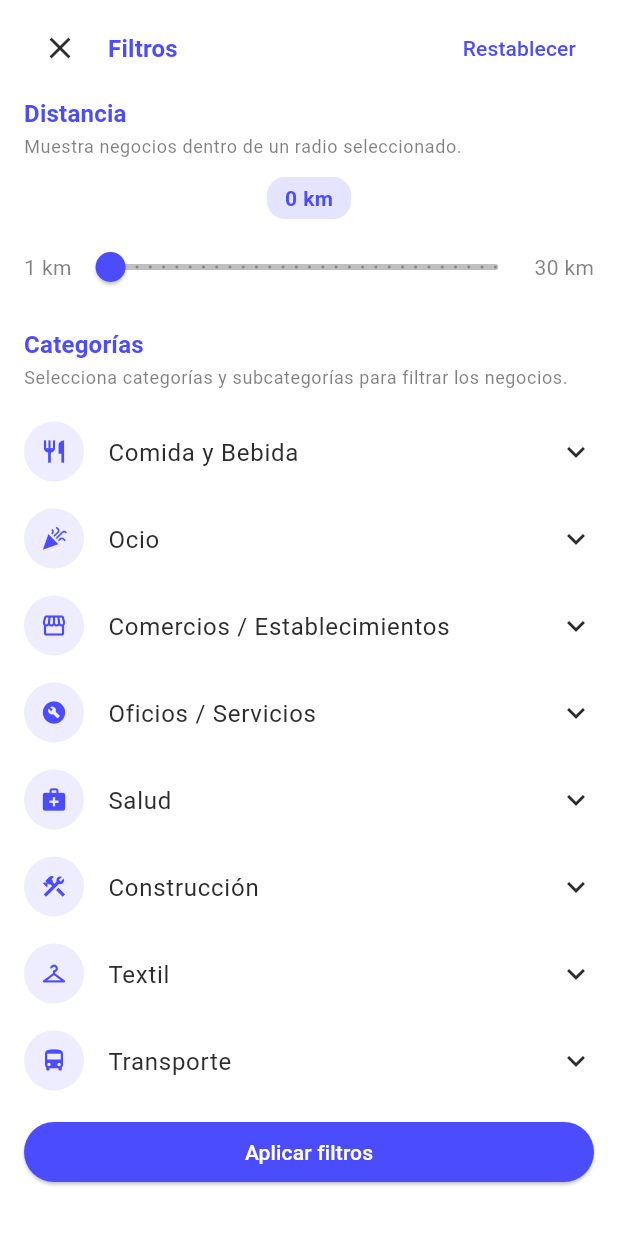
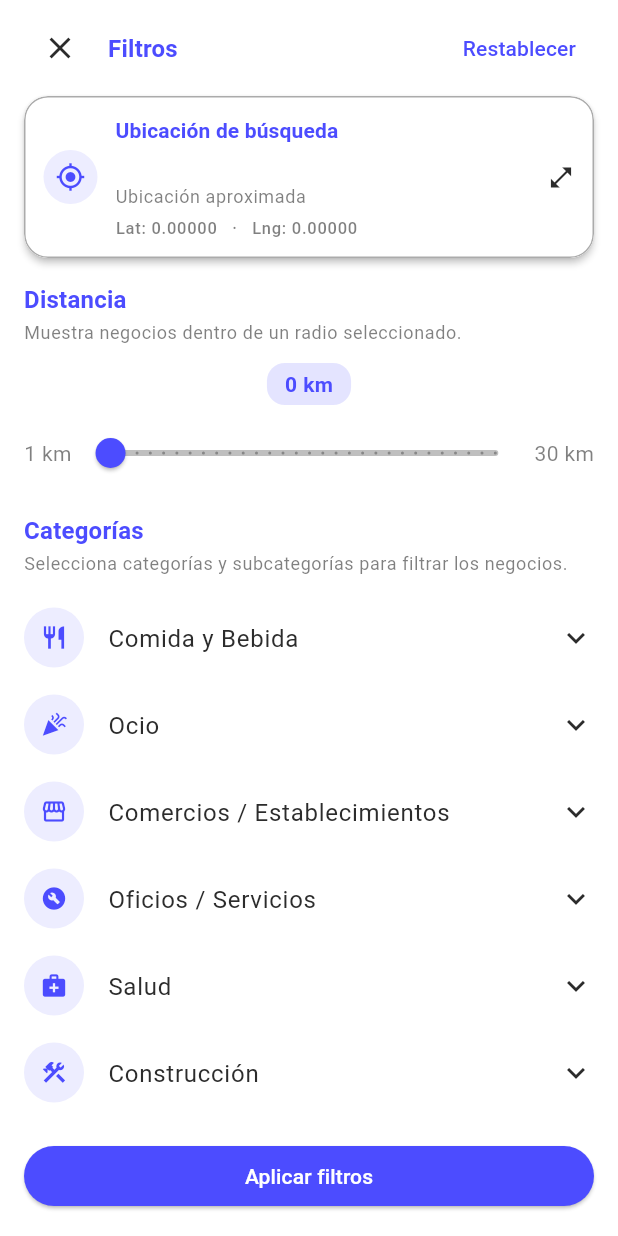
Before and after one commit to miku3ln/meetclic_app, a Flutter app: the BusinessFiltersBottomSheetOrganism widget shown alone on an empty page, opened directly with empty values, on a phone screen of 412 x 824 dp. Run offline on Flutter 3.47's test engine with Material 3 defaults, Android fonts, the light colour scheme and no system bars; our stand-ins replace app_links, dio, easy_localization, fl_chart, flutter_cache_manager, flutter_map and 11 more; missing offline and left inert: flutter_map_marker_popup, image_gallery_saver_plus, model_viewer_plus, record; accounts and stored records are empty; network calls fail; project files that could hold a hidden picture were left out.

Commit message:
ready filters view gps

```diff
--- /dev/null
+++ b/lib/presentation/pages/business_map_page/models/search_location_info_model.dart
@@ -0,0 +1,25 @@
+class SearchLocationInfoModel {
+  final double latitude;
+  final double longitude;
+
+  /// Nombre de la calle o dirección corta
+  final String? street;
+
+  /// Ciudad / cantón
+  final String? city;
+
+  /// Provincia / estado
+  final String? state;
+
+  /// País (opcional)
+  final String? country;
+
+  const SearchLocationInfoModel({
+    required this.latitude,
+    required this.longitude,
+    this.street,
+    this.city,
+    this.state,
+    this.country,
+  });
+}
--- /dev/null
+++ b/lib/presentation/pages/business_map_page/services/geocoding_location_service.dart
@@ -0,0 +1,81 @@
+import 'dart:convert';
+
+import 'package:flutter/foundation.dart';
+import 'package:geocoding/geocoding.dart';
+import 'package:http/http.dart' as http;
+
+import '../models/search_location_info_model.dart';
+
+class GeocodingLocationService {
+  Future<SearchLocationInfoModel> getLocationInfoFromCoordinates(
+    double lat,
+    double lng,
+  ) async {
+    if (kIsWeb) {
+      // 🌐 Fallback para web usando OpenStreetMap / Nominatim
+      return _getFromNominatim(lat, lng);
+    }
+
+    // 📱 Android / iOS / otros soportados
+    try {
+      final placemarks = await placemarkFromCoordinates(lat, lng);
+      if (placemarks.isEmpty) {
+        return SearchLocationInfoModel(latitude: lat, longitude: lng);
+      }
+      final place = placemarks.first;
+
+      return SearchLocationInfoModel(
+        latitude: lat,
+        longitude: lng,
+        street: place.street,
+        city: place.locality ?? place.subAdministrativeArea,
+        state: place.administrativeArea,
+        country: place.country,
+      );
+    } catch (e) {
+      print('❌ Error geocoding nativo: $e');
+      return SearchLocationInfoModel(latitude: lat, longitude: lng);
+    }
+  }
+
+  Future<SearchLocationInfoModel> _getFromNominatim(
+    double lat,
+    double lng,
+  ) async {
+    try {
+      final url = Uri.parse(
+        'https://nominatim.openstreetmap.org/reverse'
+        '?format=jsonv2&lat=$lat&lon=$lng&addressdetails=1',
+      );
+
+      final response = await http.get(
+        url,
+        headers: {'User-Agent': 'meetclic-app/1.0'},
+      );
+
+      if (response.statusCode != 200) {
+        print('⚠️ Nominatim status: ${response.statusCode}');
+        return SearchLocationInfoModel(latitude: lat, longitude: lng);
+      }
+
+      final data = jsonDecode(response.body);
+      final address = data['address'] ?? {};
+
+      return SearchLocationInfoModel(
+        latitude: lat,
+        longitude: lng,
+        street: address['road'],
+        city:
+            address['city'] ??
+            address['town'] ??
+            address['village'] ??
+            address['suburb'],
+        state: address['state'],
+        country: address['country'],
+      );
+    } catch (e) {
+      print('❌ Error en Nominatim: $e');
+      return SearchLocationInfoModel(latitude: lat, longitude: lng);
+    }
+  }
+}
--- a/lib/presentation/pages/business_map_page/state/business_filters_state.dart
+++ b/lib/presentation/pages/business_map_page/state/business_filters_state.dart
@@ -1,29 +1,35 @@
+import '../models/search_location_info_model.dart';
+
 class BusinessFiltersState {
   final String searchQuery;
   final double radiusKm;
   final List<String> categoriesIds;
-
+  final SearchLocationInfoModel? currentLocationInfo;
   const BusinessFiltersState({
     required this.searchQuery,
     required this.radiusKm,
     required this.categoriesIds,
+    required this.currentLocationInfo,
   });
 
   factory BusinessFiltersState.initial() => const BusinessFiltersState(
     searchQuery: '',
     radiusKm: 10, // km por defecto
     categoriesIds: [],
+    currentLocationInfo: null,
   );
 
   BusinessFiltersState copyWith({
     String? searchQuery,
     double? radiusKm,
     List<String>? categoriesIds,
+    SearchLocationInfoModel? currentLocationInfo,
   }) {
     return BusinessFiltersState(
       searchQuery: searchQuery ?? this.searchQuery,
       radiusKm: radiusKm ?? this.radiusKm,
       categoriesIds: categoriesIds ?? this.categoriesIds,
+      currentLocationInfo: currentLocationInfo ?? this.currentLocationInfo,
     );
   }
 }
--- /dev/null
+++ b/lib/presentation/pages/business_map_page/widgets/molecules/search_location_summary_card_molecule.dart
@@ -0,0 +1,103 @@
+import 'package:flutter/material.dart';
+
+import '../../models/search_location_info_model.dart';
+import '../../theme/business_filters_colors.dart';
+
+/// --------------------------------------------------------------
+/// Card “cerrada” que se ve dentro del BottomSheet
+/// --------------------------------------------------------------
+class SearchLocationSummaryCard extends StatelessWidget {
+  final SearchLocationInfoModel info;
+  final BusinessFiltersColors colors;
+  final VoidCallback onTap;
+
+  const SearchLocationSummaryCard({
+    required this.info,
+    required this.colors,
+    required this.onTap,
+  });
+
+  @override
+  Widget build(BuildContext context) {
+    final theme = Theme.of(context);
+
+    final street = info.street ?? 'Dirección no disponible';
+    final parts = <String>[];
+    if ((info.city ?? '').isNotEmpty) parts.add(info.city!);
+    if ((info.state ?? '').isNotEmpty) parts.add(info.state!);
+    if ((info.country ?? '').isNotEmpty) parts.add(info.country!);
+    final locationLine = parts.isNotEmpty
+        ? parts.join(', ')
+        : 'Ubicación aproximada';
+
+    return InkWell(
+      borderRadius: BorderRadius.circular(16),
+      onTap: onTap,
+      child: Container(
+        width: double.infinity,
+        padding: const EdgeInsets.all(12),
+        decoration: BoxDecoration(
+          color: colors.headerBackgroundColor,
+          borderRadius: BorderRadius.circular(16),
+          border: Border.all(
+            color: colors.distanceSliderInactiveColor.withOpacity(0.4),
+          ),
+        ),
+        child: Row(
+          children: [
+            Container(
+              padding: const EdgeInsets.all(8),
+              decoration: BoxDecoration(
+                color: colors.distanceSliderActiveColor.withOpacity(0.1),
+                shape: BoxShape.circle,
+              ),
+              child: Icon(
+                Icons.my_location,
+                color: colors.distanceSliderActiveColor,
+                size: 20,
+              ),
+            ),
+            const SizedBox(width: 12),
+            Expanded(
+              child: Column(
+                crossAxisAlignment: CrossAxisAlignment.start,
+                children: [
+                  Text(
+                    'Ubicación de búsqueda',
+                    style: theme.textTheme.titleSmall?.copyWith(
+                      fontWeight: FontWeight.w600,
+                      color: colors.categoriesTitleColor,
+                    ),
+                  ),
+                  const SizedBox(height: 4),
+                  Text(
+                    street,
+                    style: theme.textTheme.bodyMedium?.copyWith(
+                      fontWeight: FontWeight.w500,
+                      color: colors.distanceTitleColor,
+                    ),
+                  ),
+                  const SizedBox(height: 2),
+                  Text(
+                    locationLine,
+                    style: theme.textTheme.bodySmall?.copyWith(
+                      color: colors.categoriesSubtitleColor,
+                    ),
+                  ),
+                  const SizedBox(height: 6),
+                  Text(
+                    'Lat: ${info.latitude.toStringAsFixed(5)}   ·   Lng: ${info.longitude.toStringAsFixed(5)}',
+                    style: theme.textTheme.labelSmall?.copyWith(
+                      color: colors.distanceLabelColor,
+                    ),
+                  ),
+                ],
+              ),
+            ),
+            const Icon(Icons.open_in_full, size: 18),
+          ],
+        ),
+      ),
+    );
+  }
+}
--- a/lib/presentation/pages/business_map_page/widgets/organisms/business_filters_bottom_sheet_organism.dart
+++ b/lib/presentation/pages/business_map_page/widgets/organisms/business_filters_bottom_sheet_organism.dart
@@ -1,9 +1,13 @@
+import 'package:animations/animations.dart';
 import 'package:flutter/material.dart';
+import 'package:meetclic_app/presentation/pages/business_map_page/widgets/organisms/search_location_detail_organism.dart';
 
 import '../../models/filter_category_model.dart';
+import '../../models/search_location_info_model.dart';
 import '../../state/business_filters_state.dart';
 import '../../theme/business_filters_colors.dart';
 import '../molecules/category_expansion_molecule.dart';
+import '../molecules/search_location_summary_card_molecule.dart';
 
 class BusinessFiltersBottomSheetOrganism extends StatefulWidget {
   final BusinessFiltersState initialState;
@@ -24,7 +28,8 @@ class _BusinessFiltersBottomSheetOrganismState
     extends State<BusinessFiltersBottomSheetOrganism> {
   late double _radiusKm;
   late Set<String> _selectedSubcategoryIds;
-
+  SearchLocationInfoModel? get _locationInfo =>
+      widget.initialState.currentLocationInfo;
   @override
   void initState() {
     super.initState();
@@ -107,6 +112,40 @@ class _BusinessFiltersBottomSheetOrganismState
                 ],
               ),
               const SizedBox(height: 8),
+
+              // =====================================================
+              // 🌍 SECCIÓN PRINCIPAL: UBICACIÓN DE BÚSQUEDA
+              // Card que se expande a pantalla completa (parent-child)
+              // =====================================================
+              if (_locationInfo != null) ...[
+                OpenContainer(
+                  transitionType: ContainerTransitionType.fadeThrough,
+                  closedElevation: 2,
+                  openElevation: 0,
+                  closedShape: RoundedRectangleBorder(
+                    borderRadius: BorderRadius.circular(16),
+                  ),
+                  openShape: const RoundedRectangleBorder(
+                    borderRadius: BorderRadius.zero,
+                  ),
+                  closedColor: colors.headerBackgroundColor,
+                  openColor: theme.scaffoldBackgroundColor,
+                  // Vista "cerrada": card dentro del bottom sheet
+                  closedBuilder: (context, openContainer) =>
+                      SearchLocationSummaryCard(
+                        info: _locationInfo!,
+                        colors: colors,
+                        onTap: openContainer,
+                      ),
+                  // Vista "abierta": pantalla completa con más detalle
+                  openBuilder: (context, closeContainer) =>
+                      SearchLocationDetailOrganism(
+                        info: _locationInfo!,
+                        onClose: closeContainer,
+                      ),
+                ),
+                const SizedBox(height: 16),
+              ],
 
               // DISTANCIA
               Align(
--- a/pubspec.yaml
+++ b/pubspec.yaml
@@ -66,7 +66,8 @@ dependencies:
   # The following adds the Cupertino Icons font to your application.
   # Use with the CupertinoIcons class for iOS style icons.
   cupertino_icons: ^1.0.8
-
+  geocoding: ^2.2.0
+  animations: ^2.0.8
 dev_dependencies:
   flutter_test:
     sdk: flutter
```
Also changed, not shown: lib/presentation/pages/business_map_page.dart (+21 -0 lines), lib/presentation/pages/business_map_page/state/business_map_state.dart (+6 -1 lines), lib/presentation/pages/business_map_page/widgets/organisms/search_location_detail_organism.dart (added, +75 -0 lines), pubspec.lock.
